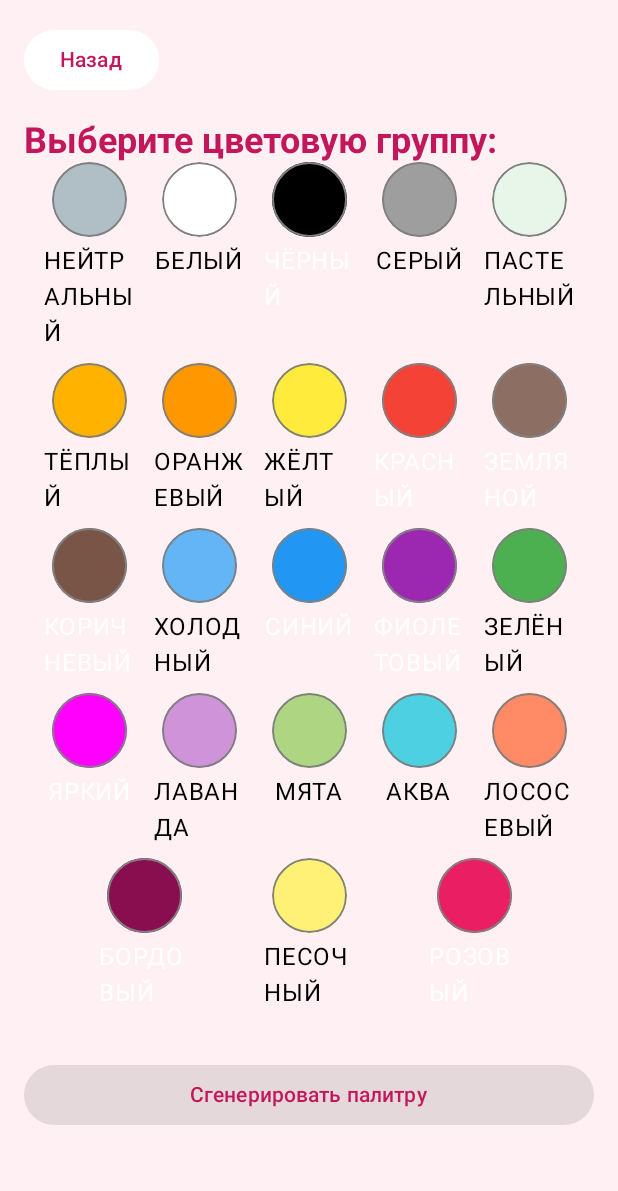
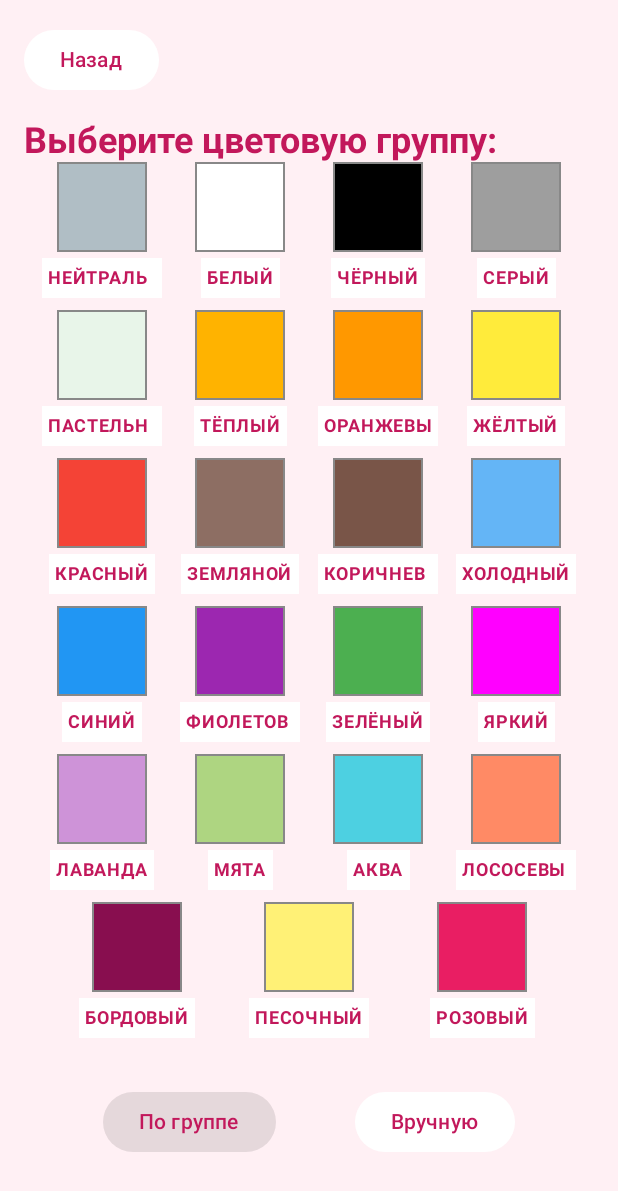
Before and after one commit to elzsrosh/Project-Wardrobe, an Android app built with Jetpack Compose: the GenerateByColorScreen screen opened through its navigation route, on a phone screen of 412 x 824 dp. Shown: the top 1191 px of the screen. Run offline under Robolectric (Android 15) with nearby library versions, the phone set to English and light mode, and no system bars; our stand-ins replace Dagger/Hilt's generated code.

Commit message:
little fix

```diff
--- a/app/src/main/kotlin/com/example/wardrobecomposer/model/item/Item.kt
+++ b/app/src/main/kotlin/com/example/wardrobecomposer/model/item/Item.kt
@@ -1,6 +1,5 @@
 package com.example.wardrobecomposer.model.item
 
-import androidx.compose.ui.graphics.Color
 import kotlinx.serialization.Serializable
 
 @Serializable
--- a/app/src/main/kotlin/com/example/wardrobecomposer/model/item/Look.kt
+++ b/app/src/main/kotlin/com/example/wardrobecomposer/model/item/Look.kt
@@ -1,6 +1,4 @@
 package com.example.wardrobecomposer.model.item
-
-import androidx.compose.ui.graphics.Color
 
 data class Look(
     val id: String,
--- a/app/src/main/kotlin/com/example/wardrobecomposer/repository/WardrobeRepository.kt
+++ b/app/src/main/kotlin/com/example/wardrobecomposer/repository/WardrobeRepository.kt
@@ -21,7 +21,6 @@
         _items.update { current -> current + item }
     }
 
-    // --- Методы для генерации образов ---
     suspend fun generateLooksFromItem(baseItem: Item): List<Look> {
         return _items.value
             .filter { it.id != baseItem.id && isItemsCompatible(baseItem, it) }
@@ -38,12 +37,10 @@
             }
     }
 
-    // --- Метод для генерации палитры цветов ---
     suspend fun generateColorPalette(baseColor: String, paletteType: String?): List<String> {
         return remoteServices.generateColorPalette(baseColor = baseColor)
     }
 
-    // --- Существующие методы ---
     suspend fun generateOutfitFromExisting(baseItem: Item): List<Look> {
         return _items.value
             .filter { it.id != baseItem.id }
@@ -61,7 +58,6 @@
         return huggingFaceApi.getStyleAdvice(itemName)
     }
 
-    // --- Вспомогательная логика ---
     private fun isItemsCompatible(item1: Item, item2: Item): Boolean {
         val colorCompatible = when {
             item1.color.colorGroup == item2.color.colorGroup -> true
--- a/app/src/main/kotlin/com/example/wardrobecomposer/ui/MainActivity.kt
+++ b/app/src/main/kotlin/com/example/wardrobecomposer/ui/MainActivity.kt
@@ -8,7 +8,6 @@
 import androidx.activity.compose.setContent
 import androidx.activity.result.contract.ActivityResultContracts
 import androidx.compose.runtime.Composable
-import androidx.compose.ui.Modifier
 import androidx.core.content.ContextCompat
 import androidx.hilt.navigation.compose.hiltViewModel
 import androidx.navigation.NavType
--- a/app/src/main/kotlin/com/example/wardrobecomposer/ui/screens/AddItemScreen.kt
+++ b/app/src/main/kotlin/com/example/wardrobecomposer/ui/screens/AddItemScreen.kt
@@ -5,7 +5,6 @@
 import androidx.activity.compose.rememberLauncherForActivityResult
 import androidx.activity.result.contract.ActivityResultContracts
 import androidx.compose.foundation.background
-import androidx.compose.foundation.border
 import androidx.compose.foundation.clickable
 import androidx.compose.foundation.layout.*
 import androidx.compose.foundation.rememberScrollState
@@ -219,7 +218,6 @@
                 }
             }
 
-            // Остальные стили: ПОВСЕДНЕВНЫЙ, ОФИЦИАЛЬНЫЙ, ВЕЧЕРНИЙ, УЛИЧНЫЙ
             Row(
                 modifier = Modifier
                     .fillMaxWidth()
--- a/app/src/main/kotlin/com/example/wardrobecomposer/ui/screens/ColorGroupButton.kt
+++ b/app/src/main/kotlin/com/example/wardrobecomposer/ui/screens/ColorGroupButton.kt
@@ -1,19 +1,22 @@
+@file:Suppress("ktlint:standard:no-wildcard-imports")
+
 package com.example.wardrobecomposer.ui.screens
 
 import androidx.compose.foundation.background
 import androidx.compose.foundation.border
 import androidx.compose.foundation.clickable
 import androidx.compose.foundation.layout.*
-import androidx.compose.foundation.shape.CircleShape
 import androidx.compose.material3.Text
 import androidx.compose.runtime.Composable
 import androidx.compose.ui.Alignment
 import androidx.compose.ui.Modifier
-import androidx.compose.ui.draw.clip
 import androidx.compose.ui.graphics.Color
+import androidx.compose.ui.text.font.FontWeight
 import androidx.compose.ui.unit.dp
+import androidx.compose.ui.unit.sp
 import com.example.wardrobecomposer.model.item.Item
 import com.example.wardrobecomposer.utils.ColorUtils
+import androidx.compose.material3.MaterialTheme
 
 @Composable
 fun ColorGroupButton(
@@ -23,25 +26,31 @@
 ) {
     Column(
         horizontalAlignment = Alignment.CenterHorizontally,
-        modifier = Modifier.width(60.dp)
+        modifier = Modifier.width(80.dp) // Увеличенная ширина для больших квадратов
     ) {
         Box(
             modifier = Modifier
-                .size(50.dp)
-                .clip(CircleShape)
+                .size(60.dp) // Увеличенный квадрат
                 .background(ColorUtils.colorForGroup(group))
                 .border(
                     width = if (selected) 2.dp else 1.dp,
-                    color = if (selected) ColorUtils.colorForGroup(Item.Color.ColorGroup.НЕЙТРАЛЬНЫЙ)
-                    else Color(0xFF808080),
-                    shape = CircleShape
+                    color = if (selected) MaterialTheme.colorScheme.primary
+                    else Color.Gray
                 )
                 .clickable(onClick = onClick)
         )
+
+        Spacer(modifier = Modifier.height(4.dp))
+
         Text(
             text = group.name,
-            modifier = Modifier.padding(top = 4.dp),
-            color = ColorUtils.getContrastColor(ColorUtils.colorForGroup(group))
+            fontSize = 12.sp,
+            fontWeight = FontWeight.Bold,
+            color = MaterialTheme.colorScheme.onBackground, // Розовый цвет из темы
+            maxLines = 1,
+            modifier = Modifier
+                .background(Color.White)
+                .padding(horizontal = 4.dp, vertical = 1.dp)
         )
     }
 }
--- a/app/src/main/kotlin/com/example/wardrobecomposer/ui/screens/GenerateOutfitScreen.kt
+++ b/app/src/main/kotlin/com/example/wardrobecomposer/ui/screens/GenerateOutfitScreen.kt
@@ -16,7 +16,6 @@
 import androidx.compose.ui.unit.dp
 import coil.compose.AsyncImage
 import com.example.wardrobecomposer.model.item.Item
-import com.example.wardrobecomposer.ui.theme.WardrobeComposerTheme
 
 @OptIn(ExperimentalMaterial3Api::class)
 @Composable
--- a/app/src/main/kotlin/com/example/wardrobecomposer/ui/screens/ItemDetailsScreen.kt
+++ b/app/src/main/kotlin/com/example/wardrobecomposer/ui/screens/ItemDetailsScreen.kt
@@ -12,7 +12,6 @@
 import androidx.compose.ui.Modifier
 import androidx.compose.ui.graphics.Color
 import androidx.compose.ui.unit.dp
-import androidx.hilt.navigation.compose.hiltViewModel
 import coil.compose.AsyncImage
 import com.example.wardrobecomposer.utils.ColorUtils
 import com.example.wardrobecomposer.ui.theme.WardrobeComposerTheme
--- a/app/src/main/kotlin/com/example/wardrobecomposer/ui/theme/ColorUtils.kt
+++ b/app/src/main/kotlin/com/example/wardrobecomposer/ui/theme/ColorUtils.kt
@@ -4,6 +4,32 @@
 import com.example.wardrobecomposer.model.item.Item
 
 object ColorUtils {
+
+    val colorNameMap = mapOf(
+        "#B0BEC5" to "Нейтральный",
+        "#FFB300" to "Тёплый",
+        "#64B5F6" to "Холодный",
+        "#8D6E63" to "Земляной",
+        "#E8F5E9" to "Пастельный",
+        "#FF00FF" to "Яркий",
+        "#F44336" to "Красный",
+        "#FF9800" to "Оранжевый",
+        "#FFEB3B" to "Жёлтый",
+        "#4CAF50" to "Зелёный",
+        "#2196F3" to "Синий",
+        "#9C27B0" to "Фиолетовый",
+        "#E91E63" to "Розовый",
+        "#795548" to "Коричневый",
+        "#9E9E9E" to "Серый",
+        "#000000" to "Чёрный",
+        "#FFFFFF" to "Белый",
+        "#FF8A65" to "Лососевый",
+        "#880E4F" to "Бордовый",
+        "#CE93D8" to "Лаванда",
+        "#AED581" to "Мята",
+        "#FFF176" to "Песочный",
+        "#4DD0E1" to "Аква"
+    )
 
     fun hexToColor(hex: String): Color {
         val strippedHex = hex.replace("#", "")
@@ -31,16 +57,28 @@
         Item.Color.ColorGroup.СЕРЫЙ -> Color(0xFF9E9E9E)
         Item.Color.ColorGroup.ЧЁРНЫЙ -> Color(0xFF000000)
         Item.Color.ColorGroup.БЕЛЫЙ -> Color(0xFFFFFFFF)
+        Item.Color.ColorGroup.ЛАВАНДА -> hexToColor("#CE93D8")
+        Item.Color.ColorGroup.МЯТА -> hexToColor("#AED581")
+        Item.Color.ColorGroup.АКВА -> hexToColor("#4DD0E1")
         Item.Color.ColorGroup.ЛОСОСЕВЫЙ -> hexToColor("#FF8A65")
         Item.Color.ColorGroup.БОРДОВЫЙ -> hexToColor("#880E4F")
-        Item.Color.ColorGroup.ЛАВАНДА -> hexToColor("#CE93D8")
-        Item.Color.ColorGroup.МЯТА -> hexToColor("#AED581")
         Item.Color.ColorGroup.ПЕСОЧНЫЙ -> hexToColor("#FFF176")
-        Item.Color.ColorGroup.АКВА -> hexToColor("#4DD0E1")
     }
 
     fun getContrastColor(background: Color): Color {
         val luminance = (0.299 * background.red + 0.587 * background.green + 0.114 * background.blue)
         return if (luminance > 0.5f) Color.Black else Color.White
     }
+
+    fun colorToHex(color: Color): String {
+        val r = (color.red * 255).toInt().toString(16).padStart(2, '0')
+        val g = (color.green * 255).toInt().toString(16).padStart(2, '0')
+        val b = (color.blue * 255).toInt().toString(16).padStart(2, '0')
+        return "#$r$g$b"
+    }
+
+    fun getColorNameFromColor(color: Color): String {
+        val hex = colorToHex(color).uppercase()
+        return colorNameMap[hex] ?: "Неизвестный"
+    }
 }
--- a/app/src/main/kotlin/com/example/wardrobecomposer/utils/ColorSquare.kt
+++ b/app/src/main/kotlin/com/example/wardrobecomposer/utils/ColorSquare.kt
@@ -51,8 +51,6 @@
         Item.Color.ColorGroup.СЕРЫЙ -> Color(0xFF9E9E9E)
         Item.Color.ColorGroup.ЧЁРНЫЙ -> Color(0xFF000000)
         Item.Color.ColorGroup.БЕЛЫЙ -> Color(0xFFFFFFFF)
-
-        // Новые группы
         Item.Color.ColorGroup.ЛАВАНДА -> Color(0xFFCE93D8)
         Item.Color.ColorGroup.МЯТА -> Color(0xFFAED581)
         Item.Color.ColorGroup.АКВА -> Color(0xFF4DD0E1)
--- a/app/src/main/kotlin/com/example/wardrobecomposer/utils/ImagePicker.kt
+++ b/app/src/main/kotlin/com/example/wardrobecomposer/utils/ImagePicker.kt
@@ -20,8 +20,6 @@
     fun rememberImagePicker(onImageSelected: (Uri) -> Unit): Pair<Intent, () -> Unit> {
         val context = LocalContext.current
         val activity = context as Activity
-
-        // Создаем временный файл для хранения фото
         val timeStamp = SimpleDateFormat("yyyyMMdd_HHmmss", Locale.getDefault()).format(Date())
         val imageFileName = "JPEG_${timeStamp}_"
         val storageDir = context.getExternalFilesDir("images")
@@ -33,17 +31,14 @@
                 imageFile,
             )
 
-        // Intent для выбора фото из галереи
         val galleryIntent =
             Intent(Intent.ACTION_PICK, MediaStore.Images.Media.EXTERNAL_CONTENT_URI)
                 .apply { type = "image/*" }
 
-        // Intent для съемки фото
         val cameraIntent =
             Intent(MediaStore.ACTION_IMAGE_CAPTURE)
                 .apply { putExtra(MediaStore.EXTRA_OUTPUT, imageUri) }
 
-        // Intent для выбора способа загрузки
         val chooserIntent =
             Intent
                 .createChooser(galleryIntent, "Выберите изображение")
```
Also changed, not shown: app/src/main/kotlin/com/example/wardrobecomposer/ui/screens/GenerateByColorScreen.kt (+80 -12 lines), app/src/main/kotlin/com/example/wardrobecomposer/ui/theme/Theme.kt (+4 -5 lines), app/src/main/kotlin/com/example/wardrobecomposer/utils/ColorPickerDialog.kt (+32 -10 lines).
